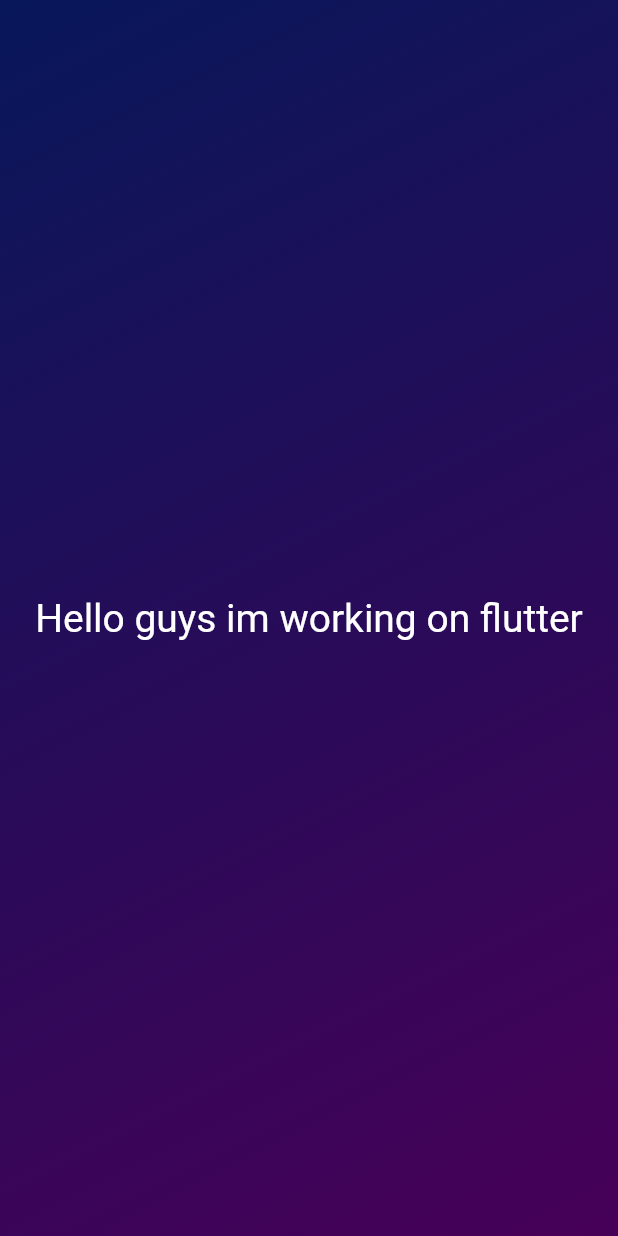
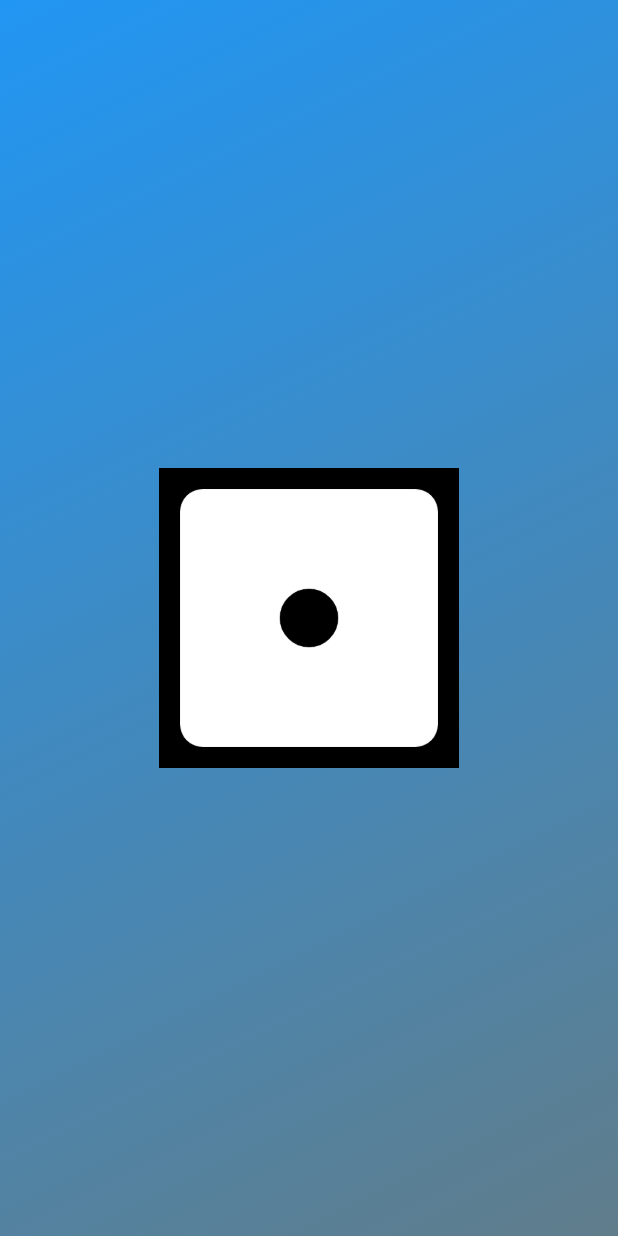
Before and after one commit to papaahmadoufall/flutter_first_project, a Flutter app: the screen it shows after launch, on a phone screen of 412 x 824 dp. Run offline on Flutter 3.47's test engine with Material 2 defaults, Android fonts, the light colour scheme and no system bars.

Commit message:
refactoring code into widget, creating widget who allow value passing by arg, adding images

```diff
--- a/lib/gradient_container.dart
+++ b/lib/gradient_container.dart
@@ -1,29 +1,31 @@
 import 'package:flutter/material.dart';
+import 'package:first_project/styled_text.dart';
+
+const startAlignement = Alignment.topLeft;
+const endAlignement =  Alignment.bottomRight;
+
 class GradientContainer extends StatelessWidget {
+  const GradientContainer( this.colors, {super.key });
 
-  const GradientContainer({super.key});
+  final List<Color> colors;
+  GradientContainer.gradient({super.key}): colors = [Colors.blue, Colors.blueGrey]  ;
+
+
+
   @override
   Widget build(context){
       return  Container(
-          decoration: const BoxDecoration(
+          decoration:  BoxDecoration(
             gradient: LinearGradient(
-              colors: [
-                Color.fromARGB(255, 8, 23, 90),
-                Color.fromARGB(255, 71, 0, 88)
-              ],
-              begin: Alignment.topLeft,
-              end: Alignment.bottomRight,
+               colors: colors,
+              begin: startAlignement,
+              end: endAlignement,
             ),
           ),
-          child: const Center(
-            child: Text(
-              'Hello guys im working on flutter',
-              style: TextStyle(
-                color: Colors.white,
-                fontSize: 26,
-              ),
+          child: Center(
+            child: Image.asset("assets/images/dice-1.png", width: 200,),
             ),
-          ),
-        );
+          );
+
   }
 }
--- a/lib/main.dart
+++ b/lib/main.dart
@@ -3,9 +3,9 @@
 
 void main() {
   runApp(
-  const  MaterialApp(
+    MaterialApp(
       home: Scaffold(
-        body: GradientContainer()
+        body:  GradientContainer.gradient()
       ),
     ),
   );
```
Also changed, not shown: lib/styled_text.dart (added, +18 -0 lines), pubspec.yaml (+8 -3 lines), assets/images/dice-1.png (added), assets/images/dice-2.png (added), assets/images/dice-3.png (added), assets/images/dice-4.png (added), assets/images/dice-5.png (added), assets/images/dice-6.png (added), 1 other file.
